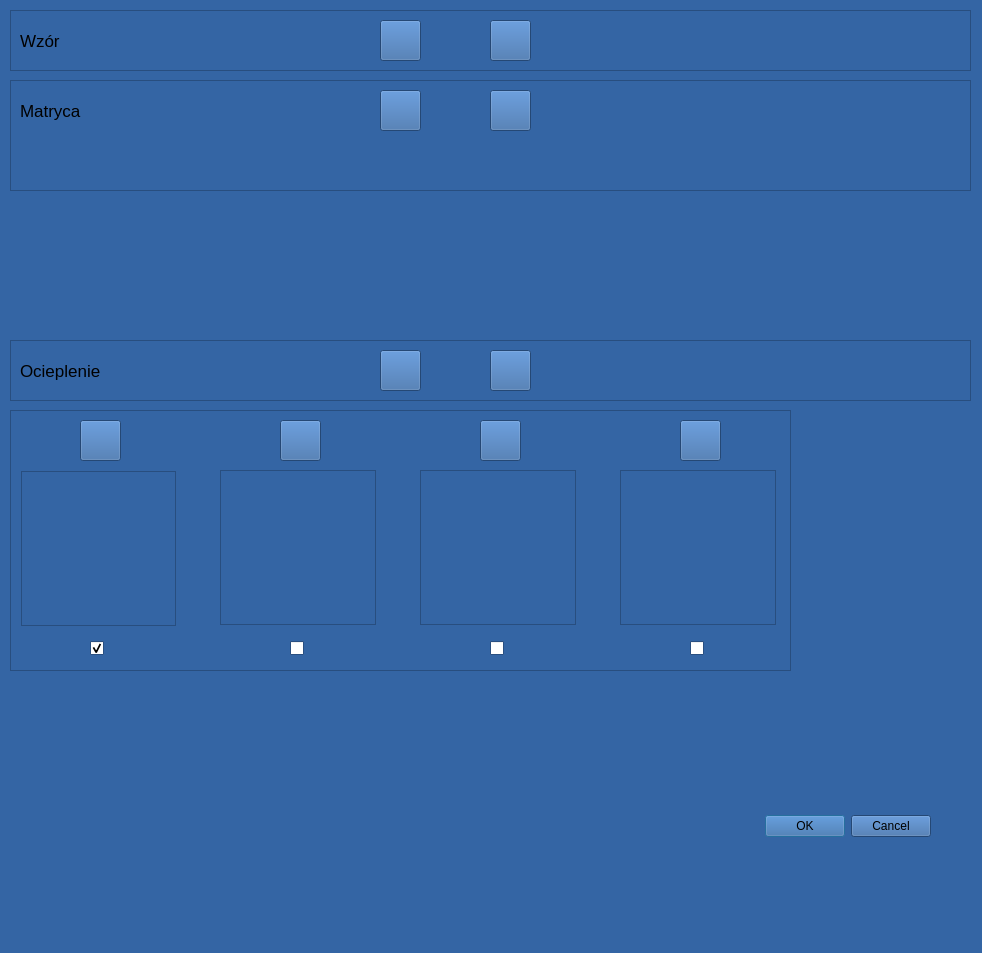
First picture: the form in NowyModelDialog.ui, repository militia11/shoes, before the edit.
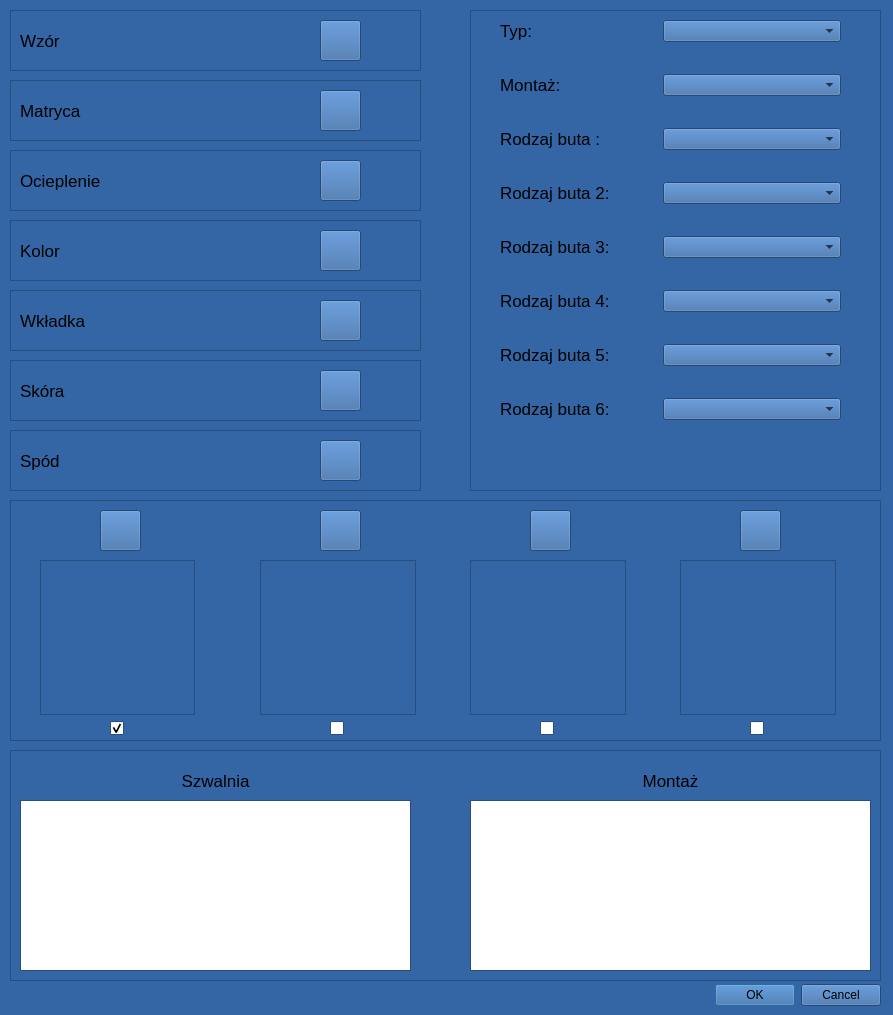
Second picture: the form after the edit. Icons and pictures are not drawn.

Diff of the .ui file:
```diff
--- a/NowyModelDialog.ui
+++ b/NowyModelDialog.ui
@@ -6,8 +6,8 @@
    <rect>
     <x>0</x>
     <y>0</y>
-    <width>982</width>
-    <height>953</height>
+    <width>893</width>
+    <height>1015</height>
    </rect>
   </property>
   <property name="palette">
@@ -431,29 +431,13 @@
   <property name="sizeGripEnabled">
    <bool>false</bool>
   </property>
-  <widget class="QDialogButtonBox" name="buttonBox">
-   <property name="geometry">
-    <rect>
-     <x>590</x>
-     <y>810</y>
-     <width>341</width>
-     <height>32</height>
-    </rect>
-   </property>
-   <property name="orientation">
-    <enum>Qt::Horizontal</enum>
-   </property>
-   <property name="standardButtons">
-    <set>QDialogButtonBox::Cancel|QDialogButtonBox::Ok</set>
-   </property>
-  </widget>
   <widget class="QFrame" name="frame_5">
    <property name="geometry">
     <rect>
      <x>10</x>
      <y>80</y>
-     <width>961</width>
-     <height>111</height>
+     <width>411</width>
+     <height>61</height>
     </rect>
    </property>
    <property name="frameShape">
@@ -467,7 +451,7 @@
      <rect>
       <x>100</x>
       <y>10</y>
-      <width>261</width>
+      <width>181</width>
       <height>41</height>
      </rect>
     </property>
@@ -495,7 +479,7 @@
    <widget class="QPushButton" name="pushButton_9">
     <property name="geometry">
      <rect>
-      <x>370</x>
+      <x>310</x>
       <y>10</y>
       <width>41</width>
       <height>41</height>
@@ -544,47 +528,13 @@
      <string>Matryca</string>
     </property>
    </widget>
-   <widget class="QPushButton" name="pushButton_7">
-    <property name="geometry">
-     <rect>
-      <x>480</x>
-      <y>10</y>
-      <width>41</width>
-      <height>41</height>
-     </rect>
-    </property>
-    <property name="sizePolicy">
-     <sizepolicy hsizetype="Fixed" vsizetype="Minimum">
-      <horstretch>0</horstretch>
-      <verstretch>0</verstretch>
-     </sizepolicy>
-    </property>
-    <property name="font">
-     <font>
-      <pointsize>10</pointsize>
-     </font>
-    </property>
-    <property name="text">
-     <string/>
-    </property>
-    <property name="icon">
-     <iconset resource="zasoby.qrc">
-      <normaloff>:/zasoby/add.png</normaloff>:/zasoby/add.png</iconset>
-    </property>
-    <property name="iconSize">
-     <size>
-      <width>28</width>
-      <height>29</height>
-     </size>
-    </property>
-   </widget>
   </widget>
   <widget class="QFrame" name="frame_6">
    <property name="geometry">
     <rect>
      <x>10</x>
      <y>10</y>
-     <width>961</width>
+     <width>411</width>
      <height>61</height>
     </rect>
    </property>
@@ -599,7 +549,7 @@
      <rect>
       <x>100</x>
       <y>10</y>
-      <width>261</width>
+      <width>181</width>
       <height>41</height>
      </rect>
     </property>
@@ -627,7 +577,7 @@
    <widget class="QPushButton" name="pushButton_10">
     <property name="geometry">
      <rect>
-      <x>370</x>
+      <x>310</x>
       <y>10</y>
       <width>41</width>
       <height>41</height>
@@ -676,47 +626,13 @@
      <string>Wzór</string>
     </property>
    </widget>
-   <widget class="QPushButton" name="pushButton_8">
-    <property name="geometry">
-     <rect>
-      <x>480</x>
-      <y>10</y>
-      <width>41</width>
-      <height>41</height>
-     </rect>
-    </property>
-    <property name="sizePolicy">
-     <sizepolicy hsizetype="Fixed" vsizetype="Minimum">
-      <horstretch>0</horstretch>
-      <verstretch>0</verstretch>
-     </sizepolicy>
-    </property>
-    <property name="font">
-     <font>
-      <pointsize>10</pointsize>
-     </font>
-    </property>
-    <property name="text">
-     <string/>
-    </property>
-    <property name="icon">
-     <iconset resource="zasoby.qrc">
-      <normaloff>:/zasoby/add.png</normaloff>:/zasoby/add.png</iconset>
-    </property>
-    <property name="iconSize">
-     <size>
-      <width>28</width>
-      <height>29</height>
-     </size>
-    </property>
-   </widget>
   </widget>
   <widget class="QFrame" name="frame_8">
    <property name="geometry">
     <rect>
      <x>10</x>
-     <y>340</y>
-     <width>961</width>
+     <y>150</y>
+     <width>411</width>
      <height>61</height>
     </rect>
    </property>
@@ -731,7 +647,7 @@
      <rect>
       <x>100</x>
       <y>10</y>
-      <width>261</width>
+      <width>181</width>
       <height>41</height>
      </rect>
     </property>
@@ -759,7 +675,7 @@
    <widget class="QPushButton" name="pushButton_11">
     <property name="geometry">
      <rect>
-      <x>370</x>
+      <x>310</x>
       <y>10</y>
       <width>41</width>
       <height>41</height>
@@ -808,48 +724,14 @@
      <string>Ocieplenie</string>
     </property>
    </widget>
-   <widget class="QPushButton" name="pushButton_13">
-    <property name="geometry">
-     <rect>
-      <x>480</x>
-      <y>10</y>
-      <width>41</width>
-      <height>41</height>
-     </rect>
-    </property>
-    <property name="sizePolicy">
-     <sizepolicy hsizetype="Fixed" vsizetype="Minimum">
-      <horstretch>0</horstretch>
-      <verstretch>0</verstretch>
-     </sizepolicy>
-    </property>
-    <property name="font">
-     <font>
-      <pointsize>10</pointsize>
-     </font>
-    </property>
-    <property name="text">
-     <string/>
-    </property>
-    <property name="icon">
-     <iconset resource="zasoby.qrc">
-      <normaloff>:/zasoby/add.png</normaloff>:/zasoby/add.png</iconset>
-    </property>
-    <property name="iconSize">
-     <size>
-      <width>28</width>
-      <height>29</height>
-     </size>
-    </property>
-   </widget>
   </widget>
   <widget class="QFrame" name="frame_9">
    <property name="geometry">
     <rect>
      <x>10</x>
-     <y>410</y>
-     <width>781</width>
-     <height>261</height>
+     <y>500</y>
+     <width>871</width>
+     <height>241</height>
     </rect>
    </property>
    <property name="frameShape">
@@ -858,40 +740,10 @@
    <property name="frameShadow">
     <enum>QFrame::Raised</enum>
    </property>
-   <widget class="QLabel" name="labelMatryca_4">
-    <property name="geometry">
-     <rect>
-      <x>100</x>
-      <y>10</y>
-      <width>261</width>
-      <height>41</height>
-     </rect>
-    </property>
-    <property name="minimumSize">
-     <size>
-      <width>0</width>
-      <height>31</height>
-     </size>
-    </property>
-    <property name="font">
-     <font>
-      <pointsize>13</pointsize>
-     </font>
-    </property>
-    <property name="text">
-     <string/>
-    </property>
-    <property name="scaledContents">
-     <bool>true</bool>
-    </property>
-    <property name="alignment">
-     <set>Qt::AlignLeading|Qt::AlignLeft|Qt::AlignVCenter</set>
-    </property>
-   </widget>
    <widget class="QPushButton" name="pushButton_14">
     <property name="geometry">
      <rect>
-      <x>70</x>
+      <x>90</x>
       <y>10</y>
       <width>41</width>
       <height>41</height>
@@ -925,8 +777,8 @@
    <widget class="QLabel" name="labelPodglad1">
     <property name="geometry">
      <rect>
-      <x>11</x>
-      <y>61</y>
+      <x>30</x>
+      <y>60</y>
       <width>155</width>
       <height>155</height>
      </rect>
@@ -965,7 +817,7 @@
    <widget class="QPushButton" name="pushButton_15">
     <property name="geometry">
      <rect>
-      <x>270</x>
+      <x>310</x>
       <y>10</y>
       <width>41</width>
       <height>41</height>
@@ -999,7 +851,7 @@
    <widget class="QLabel" name="labelPodglad2">
     <property name="geometry">
      <rect>
-      <x>210</x>
+      <x>250</x>
       <y>60</y>
       <width>156</width>
       <height>155</height>
@@ -1036,7 +888,7 @@
    <widget class="QPushButton" name="pushButton_16">
     <property name="geometry">
      <rect>
-      <x>470</x>
+      <x>520</x>
       <y>10</y>
       <width>41</width>
       <height>41</height>
@@ -1070,7 +922,7 @@
    <widget class="QLabel" name="labelPodglad3">
     <property name="geometry">
      <rect>
-      <x>410</x>
+      <x>460</x>
       <y>60</y>
       <width>156</width>
       <height>155</height>
@@ -1107,7 +959,7 @@
    <widget class="QPushButton" name="pushButton_17">
     <property name="geometry">
      <rect>
-      <x>670</x>
+      <x>730</x>
       <y>10</y>
       <width>41</width>
       <height>41</height>
@@ -1141,7 +993,7 @@
    <widget class="QLabel" name="labelPodglad4">
     <property name="geometry">
      <rect>
-      <x>610</x>
+      <x>670</x>
       <y>60</y>
       <width>156</width>
       <height>155</height>
@@ -1178,8 +1030,8 @@
    <widget class="QCheckBox" name="checkBox1">
     <property name="geometry">
      <rect>
-      <x>80</x>
-      <y>230</y>
+      <x>100</x>
+      <y>220</y>
       <width>16</width>
       <height>16</height>
      </rect>
@@ -1203,8 +1055,8 @@
    <widget class="QCheckBox" name="checkBox2">
     <property name="geometry">
      <rect>
-      <x>280</x>
-      <y>230</y>
+      <x>320</x>
+      <y>220</y>
       <width>16</width>
       <height>16</height>
      </rect>
@@ -1228,8 +1080,8 @@
    <widget class="QCheckBox" name="checkBox3">
     <property name="geometry">
      <rect>
-      <x>480</x>
-      <y>230</y>
+      <x>530</x>
+      <y>220</y>
       <width>16</width>
       <height>16</height>
      </rect>
@@ -1253,8 +1105,8 @@
    <widget class="QCheckBox" name="checkBox4">
     <property name="geometry">
      <rect>
-      <x>680</x>
-      <y>230</y>
+      <x>740</x>
+      <y>220</y>
       <width>16</width>
       <height>16</height>
      </rect>
@@ -1276,6 +1128,700 @@
     </property>
    </widget>
   </widget>
+  <widget class="QFrame" name="frame_10">
+   <property name="geometry">
+    <rect>
+     <x>10</x>
+     <y>220</y>
+     <width>411</width>
+     <height>61</height>
+    </rect>
+   </property>
+   <property name="frameShape">
+    <enum>QFrame::StyledPanel</enum>
+   </property>
+   <property name="frameShadow">
+    <enum>QFrame::Raised</enum>
+   </property>
+   <widget class="QLabel" name="labelKolor">
+    <property name="geometry">
+     <rect>
+      <x>100</x>
+      <y>10</y>
+      <width>181</width>
+      <height>41</height>
+     </rect>
+    </property>
+    <property name="minimumSize">
+     <size>
+      <width>0</width>
+      <height>31</height>
+     </size>
+    </property>
+    <property name="font">
+     <font>
+      <pointsize>13</pointsize>
+     </font>
+    </property>
+    <property name="text">
+     <string/>
+    </property>
+    <property name="scaledContents">
+     <bool>true</bool>
+    </property>
+    <property name="alignment">
+     <set>Qt::AlignLeading|Qt::AlignLeft|Qt::AlignVCenter</set>
+    </property>
+   </widget>
+   <widget class="QPushButton" name="pushButton_12">
+    <property name="geometry">
+     <rect>
+      <x>310</x>
+      <y>10</y>
+      <width>41</width>
+      <height>41</height>
+     </rect>
+    </property>
+    <property name="sizePolicy">
+     <sizepolicy hsizetype="Fixed" vsizetype="Minimum">
+      <horstretch>0</horstretch>
+      <verstretch>0</verstretch>
+     </sizepolicy>
+    </property>
+    <property name="font">
+     <font>
+      <pointsize>10</pointsize>
+     </font>
+    </property>
+    <property name="text">
+     <string/>
+    </property>
+    <property name="icon">
+     <iconset resource="zasoby.qrc">
+      <normaloff>:/zasoby/select.png</normaloff>:/zasoby/select.png</iconset>
+    </property>
+    <property name="iconSize">
+     <size>
+      <width>39</width>
+      <height>39</height>
+     </size>
+    </property>
+   </widget>
+   <widget class="QLabel" name="label_14">
+    <property name="geometry">
+     <rect>
+      <x>10</x>
+      <y>10</y>
+      <width>101</width>
+      <height>41</height>
+     </rect>
+    </property>
+    <property name="font">
+     <font>
+      <pointsize>13</pointsize>
+     </font>
+    </property>
+    <property name="text">
+     <string>Kolor</string>
+    </property>
+   </widget>
+  </widget>
+  <widget class="QFrame" name="frame_11">
+   <property name="geometry">
+    <rect>
+     <x>10</x>
+     <y>290</y>
+     <width>411</width>
+     <height>61</height>
+    </rect>
+   </property>
+   <property name="frameShape">
+    <enum>QFrame::StyledPanel</enum>
+   </property>
+   <property name="frameShadow">
+    <enum>QFrame::Raised</enum>
+   </property>
+   <widget class="QLabel" name="labelWkladka">
+    <property name="geometry">
+     <rect>
+      <x>100</x>
+      <y>10</y>
+      <width>181</width>
+      <height>41</height>
+     </rect>
+    </property>
+    <property name="minimumSize">
+     <size>
+      <width>0</width>
+      <height>31</height>
+     </size>
+    </property>
+    <property name="font">
+     <font>
+      <pointsize>13</pointsize>
+     </font>
+    </property>
+    <property name="text">
+     <string/>
+    </property>
+    <property name="scaledContents">
+     <bool>true</bool>
+    </property>
+    <property name="alignment">
+     <set>Qt::AlignLeading|Qt::AlignLeft|Qt::AlignVCenter</set>
+    </property>
+   </widget>
+   <widget class="QPushButton" name="pushButton_19">
+    <property name="geometry">
+     <rect>
+      <x>310</x>
+      <y>10</y>
+      <width>41</width>
+      <height>41</height>
+     </rect>
+    </property>
+    <property name="sizePolicy">
+     <sizepolicy hsizetype="Fixed" vsizetype="Minimum">
+      <horstretch>0</horstretch>
+      <verstretch>0</verstretch>
+     </sizepolicy>
+    </property>
+    <property name="font">
+     <font>
+      <pointsize>10</pointsize>
+     </font>
+    </property>
+    <property name="text">
+     <string/>
+    </property>
+    <property name="icon">
+     <iconset resource="zasoby.qrc">
+      <normaloff>:/zasoby/select.png</normaloff>:/zasoby/select.png</iconset>
+    </property>
+    <property name="iconSize">
+     <size>
+      <width>39</width>
+      <height>39</height>
+     </size>
+    </property>
+   </widget>
+   <widget class="QLabel" name="label_15">
+    <property name="geometry">
+     <rect>
+      <x>10</x>
+      <y>10</y>
+      <width>101</width>
+      <height>41</height>
+     </rect>
+    </property>
+    <property name="font">
+     <font>
+      <pointsize>13</pointsize>
+     </font>
+    </property>
+    <property name="text">
+     <string>Wkładka</string>
+    </property>
+   </widget>
+  </widget>
+  <widget class="QFrame" name="frame_12">
+   <property name="geometry">
+    <rect>
+     <x>10</x>
+     <y>360</y>
+     <width>411</width>
+     <height>61</height>
+    </rect>
+   </property>
+   <property name="frameShape">
+    <enum>QFrame::StyledPanel</enum>
+   </property>
+   <property name="frameShadow">
+    <enum>QFrame::Raised</enum>
+   </property>
+   <widget class="QLabel" name="labelSko">
+    <property name="geometry">
+     <rect>
+      <x>100</x>
+      <y>10</y>
+      <width>181</width>
+      <height>41</height>
+     </rect>
+    </property>
+    <property name="minimumSize">
+     <size>
+      <width>0</width>
+      <height>31</height>
+     </size>
+    </property>
+    <property name="font">
+     <font>
+      <pointsize>13</pointsize>
+     </font>
+    </property>
+    <property name="text">
+     <string/>
+    </property>
+    <property name="scaledContents">
+     <bool>true</bool>
+    </property>
+    <property name="alignment">
+     <set>Qt::AlignLeading|Qt::AlignLeft|Qt::AlignVCenter</set>
+    </property>
+   </widget>
+   <widget class="QPushButton" name="pushButton_21">
+    <property name="geometry">
+     <rect>
+      <x>310</x>
+      <y>10</y>
+      <width>41</width>
+      <height>41</height>
+     </rect>
+    </property>
+    <property name="sizePolicy">
+     <sizepolicy hsizetype="Fixed" vsizetype="Minimum">
+      <horstretch>0</horstretch>
+      <verstretch>0</verstretch>
+     </sizepolicy>
+    </property>
+    <property name="font">
+     <font>
+      <pointsize>10</pointsize>
+     </font>
+    </property>
+    <property name="text">
+     <string/>
+    </property>
+    <property name="icon">
+     <iconset resource="zasoby.qrc">
+      <normaloff>:/zasoby/select.png</normaloff>:/zasoby/select.png</iconset>
+    </property>
+    <property name="iconSize">
+     <size>
+      <width>39</width>
+      <height>39</height>
+     </size>
+    </property>
+   </widget>
+   <widget class="QLabel" name="label_16">
+    <property name="geometry">
+     <rect>
+      <x>10</x>
+      <y>10</y>
+      <width>101</width>
+      <height>41</height>
+     </rect>
+    </property>
+    <property name="font">
+     <font>
+      <pointsize>13</pointsize>
+     </font>
+    </property>
+    <property name="text">
+     <string>Skóra</string>
+    </property>
+   </widget>
+  </widget>
+  <widget class="QFrame" name="frame_13">
+   <property name="geometry">
+    <rect>
+     <x>10</x>
+     <y>750</y>
+     <width>871</width>
+     <height>231</height>
+    </rect>
+   </property>
+   <property name="frameShape">
+    <enum>QFrame::StyledPanel</enum>
+   </property>
+   <property name="frameShadow">
+    <enum>QFrame::Raised</enum>
+   </property>
+   <widget class="QLabel" name="label_17">
+    <property name="geometry">
+     <rect>
+      <x>10</x>
+      <y>10</y>
+      <width>391</width>
+      <height>41</height>
+     </rect>
+    </property>
+    <property name="font">
+     <font>
+      <pointsize>13</pointsize>
+     </font>
+    </property>
+    <property name="text">
+     <string>Szwalnia</string>
+    </property>
+    <property name="alignment">
+     <set>Qt::AlignCenter</set>
+    </property>
+   </widget>
+   <widget class="QLabel" name="label_18">
+    <property name="geometry">
+     <rect>
+      <x>460</x>
+      <y>10</y>
+      <width>401</width>
+      <height>41</height>
+     </rect>
+    </property>
+    <property name="font">
+     <font>
+      <pointsize>13</pointsize>
+     </font>
+    </property>
+    <property name="text">
+     <string>Montaż</string>
+    </property>
+    <property name="alignment">
+     <set>Qt::AlignCenter</set>
+    </property>
+   </widget>
+   <widget class="QPlainTextEdit" name="plainTextEdit1">
+    <property name="geometry">
+     <rect>
+      <x>10</x>
+      <y>50</y>
+      <width>391</width>
+      <height>171</height>
+     </rect>
+    </property>
+    <property name="tabChangesFocus">
+     <bool>true</bool>
+    </property>
+   </widget>
+   <widget class="QPlainTextEdit" name="plainTextEdit2">
+    <property name="geometry">
+     <rect>
+      <x>460</x>
+      <y>50</y>
+      <width>401</width>
+      <height>171</height>
+     </rect>
+    </property>
+    <property name="tabChangesFocus">
+     <bool>true</bool>
+    </property>
+   </widget>
+  </widget>
+  <widget class="QFrame" name="frame_14">
+   <property name="geometry">
+    <rect>
+     <x>470</x>
+     <y>10</y>
+     <width>411</width>
+     <height>481</height>
+    </rect>
+   </property>
+   <property name="frameShape">
+    <enum>QFrame::StyledPanel</enum>
+   </property>
+   <property name="frameShadow">
+    <enum>QFrame::Raised</enum>
+   </property>
+   <widget class="QLabel" name="labelMatryca_9">
+    <property name="geometry">
+     <rect>
+      <x>100</x>
+      <y>10</y>
+      <width>261</width>
+      <height>41</height>
+     </rect>
+    </property>
+    <property name="minimumSize">
+     <size>
+      <width>0</width>
+      <height>31</height>
+     </size>
+    </property>
+    <property name="font">
+     <font>
+      <pointsize>13</pointsize>
+     </font>
+    </property>
+    <property name="text">
+     <string/>
+    </property>
+    <property name="scaledContents">
+     <bool>true</bool>
+    </property>
+    <property name="alignment">
+     <set>Qt::AlignLeading|Qt::AlignLeft|Qt::AlignVCenter</set>
+    </property>
+   </widget>
+   <widget class="QLabel" name="label_20">
+    <property name="geometry">
+     <rect>
+      <x>510</x>
+      <y>10</y>
+      <width>101</width>
+      <height>41</height>
+     </rect>
+    </property>
+    <property name="font">
+     <font>
+      <pointsize>13</pointsize>
+     </font>
+    </property>
+    <property name="text">
+     <string/>
+    </property>
+   </widget>
+   <widget class="QWidget" name="formLayoutWidget">
+    <property name="geometry">
+     <rect>
+      <x>30</x>
+      <y>10</y>
+      <width>341</width>
+      <height>451</height>
+     </rect>
+    </property>
+    <layout class="QFormLayout" name="formLayout">
+     <property name="verticalSpacing">
+      <number>32</number>
+     </property>
+     <property name="topMargin">
+      <number>0</number>
+     </property>
+     <item row="0" column="0">
+      <widget class="QLabel" name="label_19">
+       <property name="font">
+        <font>
+         <pointsize>13</pointsize>
+        </font>
+       </property>
+       <property name="text">
+        <string>Typ:</string>
+       </property>
+      </widget>
+     </item>
+     <item row="0" column="1">
+      <widget class="QComboBox" name="comboBoxtyp"/>
+     </item>
+     <item row="1" column="0">
+      <widget class="QLabel" name="label_21">
+       <property name="font">
+        <font>
+         <pointsize>13</pointsize>
+        </font>
+       </property>
+       <property name="text">
+        <string>Montaż:</string>
+       </property>
+      </widget>
+     </item>
+     <item row="2" column="0">
+      <widget class="QLabel" name="label_22">
+       <property name="font">
+        <font>
+         <pointsize>13</pointsize>
+        </font>
+       </property>
+       <property name="text">
+        <string>Rodzaj buta :         </string>
+       </property>
+      </widget>
+     </item>
+     <item row="3" column="0">
+      <widget class="QLabel" name="label_23">
+       <property name="font">
+        <font>
+         <pointsize>13</pointsize>
+        </font>
+       </property>
+       <property name="text">
+        <string>Rodzaj buta 2:          </string>
+       </property>
+      </widget>
+     </item>
+     <item row="4" column="0">
+      <widget class="QLabel" name="label_27">
+       <property name="font">
+        <font>
+         <pointsize>13</pointsize>
+        </font>
+       </property>
+       <property name="text">
+        <string>Rodzaj buta 3:</string>
+       </property>
+      </widget>
+     </item>
+     <item row="5" column="0">
+      <widget class="QLabel" name="label_25">
+       <property name="font">
+        <font>
+         <pointsize>13</pointsize>
+        </font>
+       </property>
+       <property name="text">
+        <string>Rodzaj buta 4:</string>
+       </property>
+      </widget>
+     </item>
+     <item row="6" column="0">
+      <widget class="QLabel" name="label_26">
+       <property name="font">
+        <font>
+         <pointsize>13</pointsize>
+        </font>
+       </property>
+       <property name="text">
+        <string>Rodzaj buta 5:</string>
+       </property>
+      </widget>
+     </item>
+     <item row="7" column="0">
+      <widget class="QLabel" name="label_24">
+       <property name="font">
+        <font>
+         <pointsize>13</pointsize>
+        </font>
+       </property>
+       <property name="text">
+        <string>Rodzaj buta 6:</string>
+       </property>
+      </widget>
+     </item>
+     <item row="1" column="1">
+      <widget class="QComboBox" name="comboBoxmont"/>
+     </item>
+     <item row="2" column="1">
+      <widget class="QComboBox" name="comboBoxb1"/>
+     </item>
+     <item row="3" column="1">
+      <widget class="QComboBox" name="comboBoxb2"/>
+     </item>
+     <item row="4" column="1">
+      <widget class="QComboBox" name="comboBoxb3"/>
+     </item>
+     <item row="5" column="1">
+      <widget class="QComboBox" name="comboBoxb4"/>
+     </item>
+     <item row="7" column="1">
+      <widget class="QComboBox" name="comboBoxb6"/>
+     </item>
+     <item row="6" column="1">
+      <widget class="QComboBox" name="comboBoxb5"/>
+     </item>
+    </layout>
+   </widget>
+  </widget>
+  <widget class="QFrame" name="frame_15">
+   <property name="geometry">
+    <rect>
+     <x>10</x>
+     <y>430</y>
+     <width>411</width>
+     <height>61</height>
+    </rect>
+   </property>
+   <property name="frameShape">
+    <enum>QFrame::StyledPanel</enum>
+   </property>
+   <property name="frameShadow">
+    <enum>QFrame::Raised</enum>
+   </property>
+   <widget class="QLabel" name="labelSpod">
+    <property name="geometry">
+     <rect>
+      <x>100</x>
+      <y>10</y>
+      <width>191</width>
+      <height>41</height>
+     </rect>
+    </property>
+    <property name="minimumSize">
+     <size>
+      <width>0</width>
+      <height>31</height>
+     </size>
+    </property>
+    <property name="font">
+     <font>
+      <pointsize>13</pointsize>
+     </font>
+    </property>
+    <property name="text">
+     <string/>
+    </property>
+    <property name="scaledContents">
+     <bool>true</bool>
+    </property>
+    <property name="alignment">
+     <set>Qt::AlignLeading|Qt::AlignLeft|Qt::AlignVCenter</set>
+    </property>
+   </widget>
+   <widget class="QPushButton" name="pushButton_25">
+    <property name="geometry">
+     <rect>
+      <x>310</x>
+      <y>10</y>
+      <width>41</width>
+      <height>41</height>
+     </rect>
+    </property>
+    <property name="sizePolicy">
+     <sizepolicy hsizetype="Fixed" vsizetype="Minimum">
+      <horstretch>0</horstretch>
+      <verstretch>0</verstretch>
+     </sizepolicy>
+    </property>
+    <property name="font">
+     <font>
+      <pointsize>10</pointsize>
+     </font>
+    </property>
+    <property name="text">
+     <string/>
+    </property>
+    <property name="icon">
+     <iconset resource="zasoby.qrc">
+      <normaloff>:/zasoby/select.png</normaloff>:/zasoby/select.png</iconset>
+    </property>
+    <property name="iconSize">
+     <size>
+      <width>39</width>
+      <height>39</height>
+     </size>
+    </property>
+   </widget>
+   <widget class="QLabel" name="label_29">
+    <property name="geometry">
+     <rect>
+      <x>10</x>
+      <y>10</y>
+      <width>101</width>
+      <height>41</height>
+     </rect>
+    </property>
+    <property name="font">
+     <font>
+      <pointsize>13</pointsize>
+     </font>
+    </property>
+    <property name="text">
+     <string>Spód</string>
+    </property>
+   </widget>
+  </widget>
+  <widget class="QDialogButtonBox" name="buttonBox">
+   <property name="geometry">
+    <rect>
+     <x>690</x>
+     <y>980</y>
+     <width>191</width>
+     <height>31</height>
+    </rect>
+   </property>
+   <property name="orientation">
+    <enum>Qt::Horizontal</enum>
+   </property>
+   <property name="standardButtons">
+    <set>QDialogButtonBox::Cancel|QDialogButtonBox::Ok</set>
+   </property>
+  </widget>
  </widget>
  <resources>
   <include location="zasoby.qrc"/>
```
Left out of the diff: 14 changed lines with no effect on the pictures.
